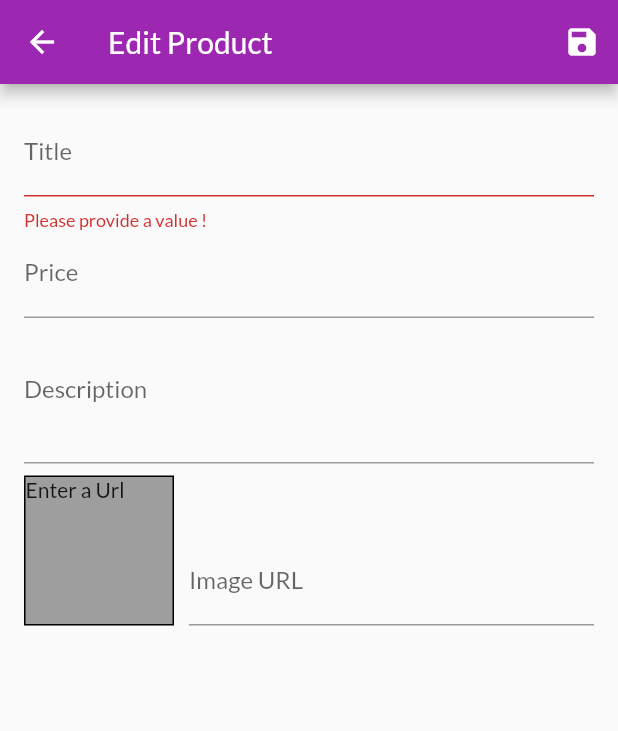
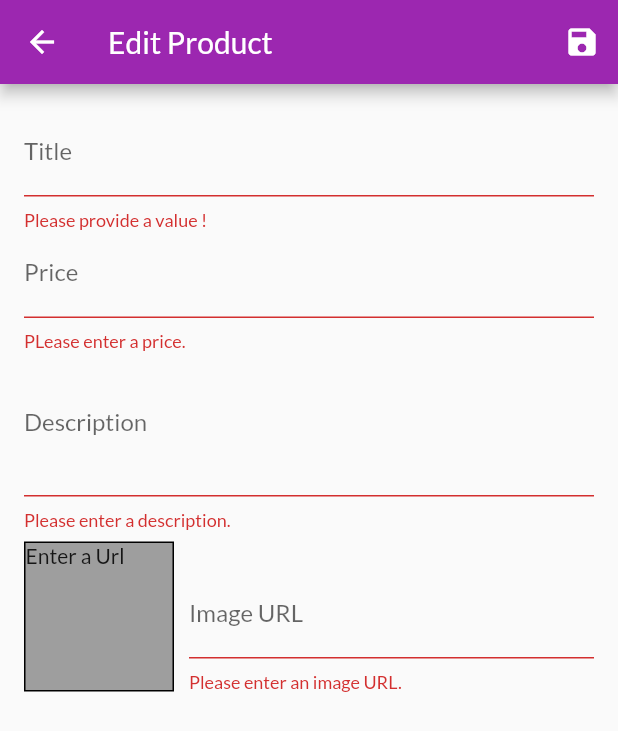
Before and after one commit to AqeelAaqi/myshop, a Flutter app: the EditProductSreen screen opened by its route, after a tap on the "save" icon, on a phone screen of 412 x 824 dp. Shown: the top 731 px of the screen. Run offline on Flutter 3.47's test engine with Material 2 defaults, Android fonts, the phone set to English and light mode, and no system bars; network calls fail.

Commit message:
adding validation on all inputs

```diff
--- a/lib/screens/edit_product_screen.dart
+++ b/lib/screens/edit_product_screen.dart
@@ -1,5 +1,7 @@
 import 'package:flutter/material.dart';
 import 'package:myshop/providers/product.dart';
+import 'package:myshop/providers/products.dart';
+import 'package:provider/provider.dart';
 
 class EditProductSreen extends StatefulWidget {
   static const routeName = '/edit-product';
@@ -12,7 +14,7 @@ class _EditProductSreenState extends State<EditProductSreen> {
   final _priceFocusNode = FocusNode();
   final _descriptionFocusNode = FocusNode();
   final _imageUrlFocusNode = FocusNode();
-  final _imageUrlControler = TextEditingController();
+  final _imageUrlController = TextEditingController();
   final _form = GlobalKey<FormState>();
   var _editedProduct =
       Product(id: null.toString(), title: '', description: '', imageUrl: '', price: 0);
@@ -26,20 +28,30 @@ class _EditProductSreenState extends State<EditProductSreen> {
 
   void _updateImageUrl() {
     if (!_imageUrlFocusNode.hasFocus) {
+      if ((!_imageUrlController.text.startsWith('http') &&
+          !_imageUrlController.text.startsWith('https')) ||
+          (!_imageUrlController.text.endsWith('.png') &&
+              !_imageUrlController.text.endsWith('.jpg') &&
+              !_imageUrlController.text.endsWith('.jpeg'))) {
+        return;
+      }
       setState(() {});
     }
   }
 
   void _saveForm() {
     final isValid = _form.currentState!.validate();
-    if(!isValid){
+    if (!isValid) {
       return;
     }
-    _form.currentState?.save();
-    print(_editedProduct.title);
-    print(_editedProduct.description);
-    print(_editedProduct.price);
-    print(_editedProduct.imageUrl);
+    _form.currentState!.save();
+    if (_editedProduct.id != null) {
+      Provider.of<Products>(context, listen: false)
+          .updateProduct(_editedProduct.id, _editedProduct);
+    } else {
+      Provider.of<Products>(context, listen: false).addProduct(_editedProduct);
+    }
+    Navigator.of(context).pop();
   }
 
   @override
@@ -49,7 +61,7 @@ class _EditProductSreenState extends State<EditProductSreen> {
     _priceFocusNode.dispose();
     _descriptionFocusNode.dispose();
     _imageUrlFocusNode.dispose();
-    _imageUrlControler.dispose();
+    _imageUrlController.dispose();
     super.dispose();
   }
 
@@ -100,6 +112,18 @@ class _EditProductSreenState extends State<EditProductSreen> {
                 onFieldSubmitted: (_) {
                   FocusScope.of(context).requestFocus(_descriptionFocusNode);
                 },
+                validator: (value) {
+                  if(value!.isEmpty){
+                    return 'PLease enter a price.';
+                  }
+                  if(double.tryParse(value) == null) {
+                    return 'Please enter a valid number.';
+                  }
+                  if(double.parse(value) <= 0){
+                    return 'Please enter a number greater than zero.';
+                  }
+                  return null;
+                },
                 onSaved: (value) {
                   _editedProduct = Product(
                     title: _editedProduct.title,
@@ -118,6 +142,15 @@ class _EditProductSreenState extends State<EditProductSreen> {
                 focusNode: _descriptionFocusNode,
                 onFieldSubmitted: (_) {
                   FocusScope.of(context).requestFocus(_priceFocusNode);
+                },
+                validator: (value) {
+                  if (value!.isEmpty) {
+                    return 'Please enter a description.';
+                  }
+                  if (value.length < 10) {
+                    return 'Should be at least 10 characters long.';
+                  }
+                  return null;
                 },
                 onSaved: (value) {
                   _editedProduct = Product(
@@ -138,11 +171,11 @@ class _EditProductSreenState extends State<EditProductSreen> {
                     margin: EdgeInsets.only(top: 8, right: 10),
                     decoration:
                         BoxDecoration(border: Border.all(), color: Colors.grey),
-                    child: _imageUrlControler.text.isEmpty
+                    child: _imageUrlController.text.isEmpty
                         ? Text('Enter a Url')
                         : FittedBox(
                             child: Image.network(
-                              _imageUrlControler.text,
+                              _imageUrlController.text,
                               fit: BoxFit.cover,
                             ),
                           ),
@@ -152,10 +185,25 @@ class _EditProductSreenState extends State<EditProductSreen> {
                       decoration: InputDecoration(labelText: 'Image URL'),
                       keyboardType: TextInputType.url,
                       textInputAction: TextInputAction.done,
-                      controller: _imageUrlControler,
+                      controller: _imageUrlController,
                       focusNode: _imageUrlFocusNode,
                       onEditingComplete: () {
                         setState(() {});
+                      },
+                      validator: (value) {
+                        if (value!.isEmpty) {
+                          return 'Please enter an image URL.';
+                        }
+                        if (!value.startsWith('http') &&
+                            !value.startsWith('https')) {
+                          return 'Please enter a valid URL.';
+                        }
+                        if (!value.endsWith('.png') &&
+                            !value.endsWith('.jpg') &&
+                            !value.endsWith('.jpeg')) {
+                          return 'Please enter a valid image URL.';
+                        }
+                        return null;
                       },
                       onSaved: (value) {
                         _editedProduct = Product(
```
